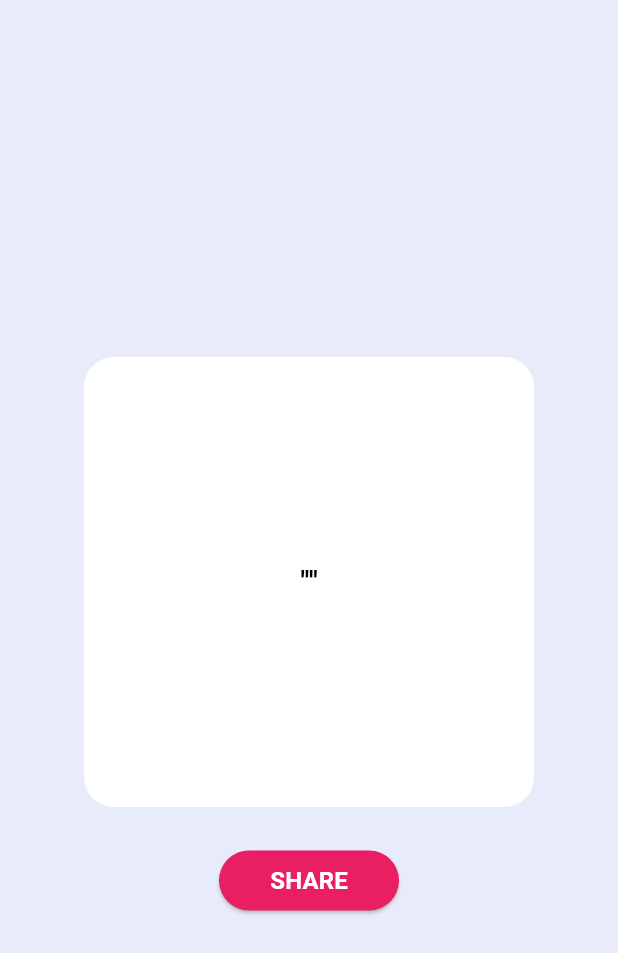
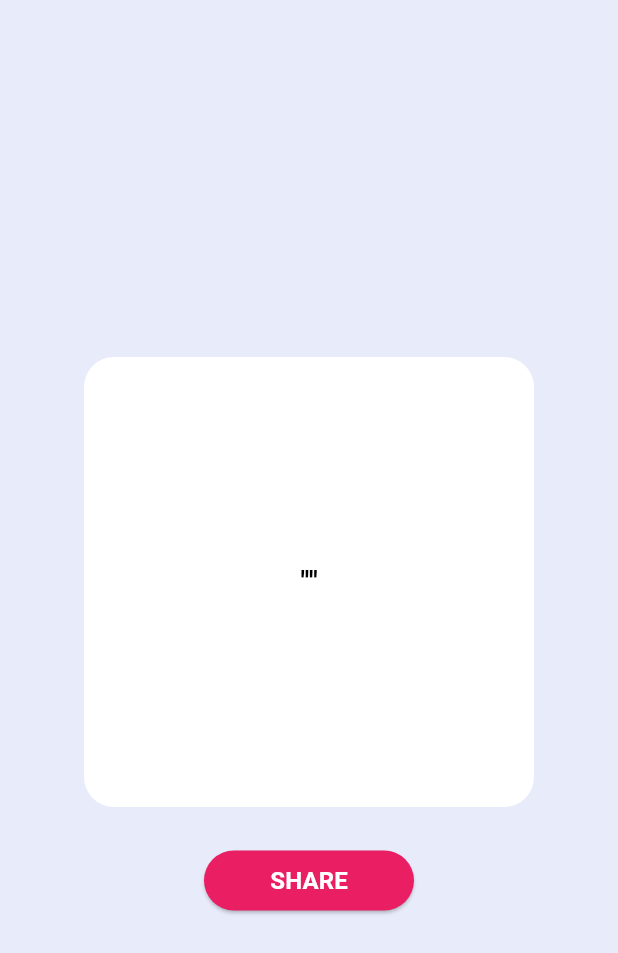
Before and after one commit to dobrunov/compliment_app, a Flutter app: the NewCompliment screen opened by its route, after a tap on "OK", on a phone screen of 412 x 824 dp. Shown: the top 953 px of the screen. Run offline on Flutter 3.47's test engine with Material 3 defaults, Android fonts, the phone set to English and light mode, and no system bars; drawn by our look-alikes of screenshot; our stand-ins replace image_gallery_saver, permission_handler, share_plus.

Commit message:
refactor other buttons

```diff
--- a/lib/screens/new_compliment.dart
+++ b/lib/screens/new_compliment.dart
@@ -2,6 +2,7 @@ import 'package:flutter/material.dart';
 
 import '../models/compliment_model.dart';
 import '../styles/colors.dart';
+import '../widgets/compliment_button.dart';
 
 class NewCompliment extends StatefulWidget {
   const NewCompliment({Key? key}) : super(key: key);
@@ -46,7 +47,8 @@ class _NewComplimentState extends State<NewCompliment> {
                 ),
               ),
             ),
-            ElevatedButton(
+            ComplimentButton(
+              text: 'OK',
               onPressed: () {
                 Navigator.pushNamed(
                   context,
@@ -54,21 +56,6 @@ class _NewComplimentState extends State<NewCompliment> {
                   arguments: Compliment(description: _newCompliment.text),
                 );
               },
-              child: const Text(
-                'OK',
-                style: const TextStyle(
-                  color: AppColors.appButtonTextColor,
-                  fontSize: 16.0,
-                  fontWeight: FontWeight.bold,
-                ),
-              ),
-              style: ElevatedButton.styleFrom(
-                backgroundColor: Colors.pink,
-                fixedSize: const Size(100, 40),
-                shape: RoundedRectangleBorder(
-                  borderRadius: BorderRadius.circular(20),
-                ),
-              ),
             ),
           ],
         ),
--- a/lib/widgets/compliment_button.dart
+++ b/lib/widgets/compliment_button.dart
@@ -22,7 +22,7 @@ class ComplimentButton extends StatelessWidget {
       ),
       style: ElevatedButton.styleFrom(
         backgroundColor: Colors.pink,
-        fixedSize: const Size(120, 40),
+        fixedSize: const Size(140, 40),
         shape: RoundedRectangleBorder(
           borderRadius: BorderRadius.circular(20),
         ),
--- a/lib/widgets/compliments_summ.dart
+++ b/lib/widgets/compliments_summ.dart
@@ -14,7 +14,7 @@ class ComplimentsSumm extends StatelessWidget {
   @override
   Widget build(BuildContext context) {
     return Padding(
-      padding: const EdgeInsets.only(top: 20.0),
+      padding: const EdgeInsets.only(top: 10.0, bottom: 10),
       child: Center(
         child: Column(
           children: [
@@ -27,7 +27,7 @@ class ComplimentsSumm extends StatelessWidget {
               ),
             ),
             SizedBox(
-              height: 40,
+              height: 30,
               child: Center(
                 child: Text(
                   'COMPLIMENTS',
--- a/lib/widgets/share_button.dart
+++ b/lib/widgets/share_button.dart
@@ -1,15 +1,15 @@
+import 'dart:io';
+import 'dart:typed_data';
+
 import 'package:flutter/material.dart';
-import 'dart:typed_data';
-import 'dart:io';
+import 'package:image_gallery_saver/image_gallery_saver.dart';
 import 'package:path_provider/path_provider.dart';
+import 'package:permission_handler/permission_handler.dart';
 import 'package:screenshot/screenshot.dart';
-
 import 'package:share_plus/share_plus.dart';
-import 'package:image_gallery_saver/image_gallery_saver.dart';
-import 'package:permission_handler/permission_handler.dart';
 
 import '../models/compliment_model.dart';
-import '../styles/colors.dart';
+import 'compliment_button.dart';
 import 'compliment_card.dart';
 
 class ShareButton extends StatelessWidget {
@@ -24,24 +24,14 @@ class ShareButton extends StatelessWidget {
 
   @override
   Widget build(BuildContext context) {
-    return ElevatedButton(
-      child: const Text(
-        'SHARE',
-        style: const TextStyle(
-          color: AppColors.appButtonTextColor,
-          fontSize: 16.0,
-          fontWeight: FontWeight.bold,
-        ),
-      ),
-      style: ElevatedButton.styleFrom(
-        backgroundColor: Colors.pink,
-        fixedSize: const Size(120, 40),
-        shape: RoundedRectangleBorder(
-          borderRadius: BorderRadius.circular(20),
-        ),
-      ),
+    return ComplimentButton(
+      text: 'SHARE',
       onPressed: () async {
-        final image = await controller.captureFromWidget(ComplimentCard(compliment: compliment));
+        final image = await controller.captureFromWidget(
+          ComplimentCard(
+            compliment: compliment,
+          ),
+        );
         if (image.isEmpty) return;
 
         await saveImage(image);
```
Also changed, not shown: lib/screens/home_screen.dart (+9 -2 lines).
